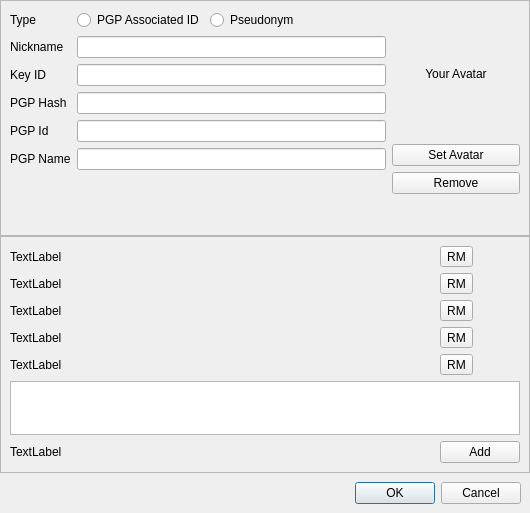
Before: the Qt Designer form retroshare-gui/src/gui/Identity/IdEditDialog.ui in RetroShare/RetroShare, drawn with Qt 5.
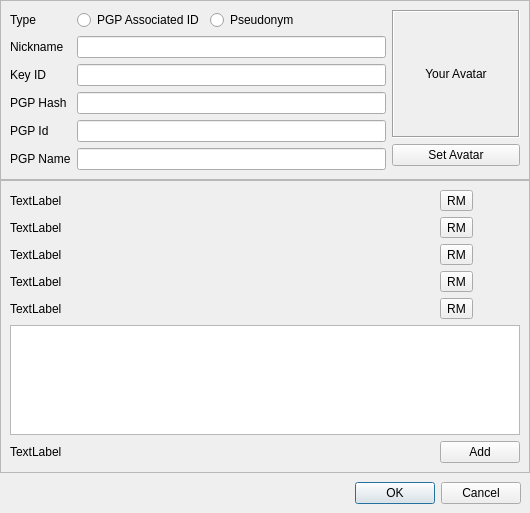
After: the same form once the commit is applied. Icons and pictures are not drawn. Custom widgets are drawn as their Qt base class.

```diff
--- a/retroshare-gui/src/gui/Identity/IdEditDialog.ui
+++ b/retroshare-gui/src/gui/Identity/IdEditDialog.ui
@@ -218,6 +218,12 @@
               <height>128</height>
              </size>
             </property>
+            <property name="frameShape">
+             <enum>QFrame::Box</enum>
+            </property>
+            <property name="frameShadow">
+             <enum>QFrame::Sunken</enum>
+            </property>
             <property name="text">
              <string extracomment="Click here to change your avatar">Your Avatar</string>
             </property>
@@ -227,9 +233,6 @@
             <property name="alignment">
              <set>Qt::AlignCenter</set>
             </property>
-            <property name="wordWrap">
-             <bool>true</bool>
-            </property>
            </widget>
           </item>
           <item>
@@ -239,16 +242,6 @@
             </property>
            </widget>
           </item>
-          <item>
-           <widget class="QPushButton" name="removeButton">
-            <property name="toolTip">
-             <string>Remove Avatar</string>
-            </property>
-            <property name="text">
-             <string>Remove</string>
-            </property>
-           </widget>
-          </item>
           <item>
            <spacer name="verticalSpacer_3">
             <property name="orientation">
```
Left out of the diff: 3 changed lines with no effect on the pictures.
